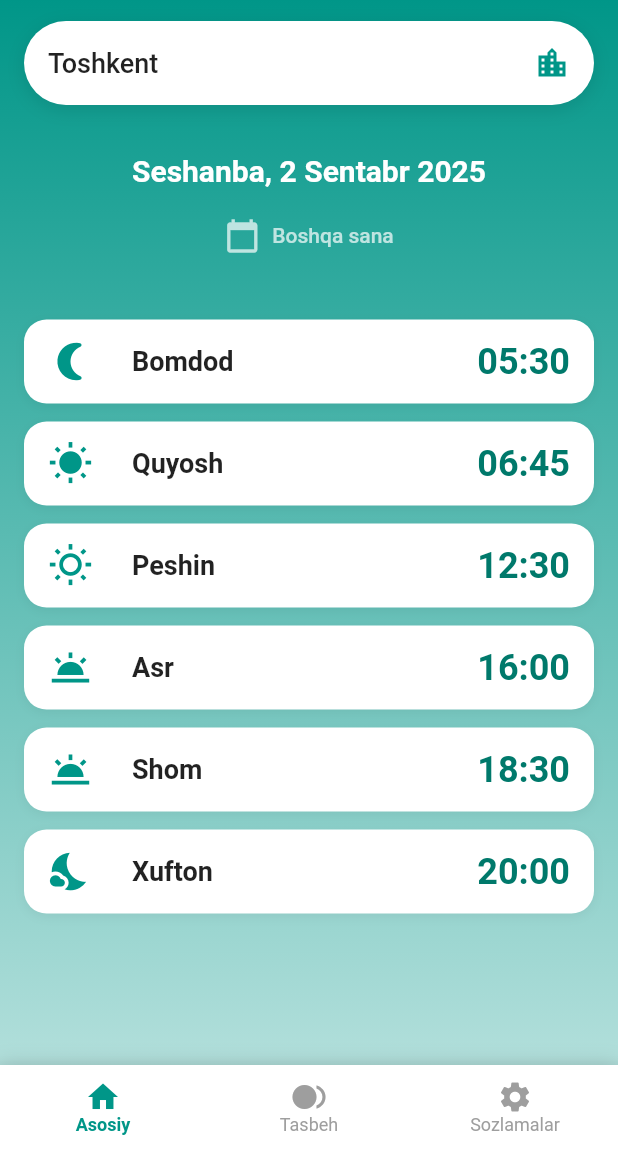
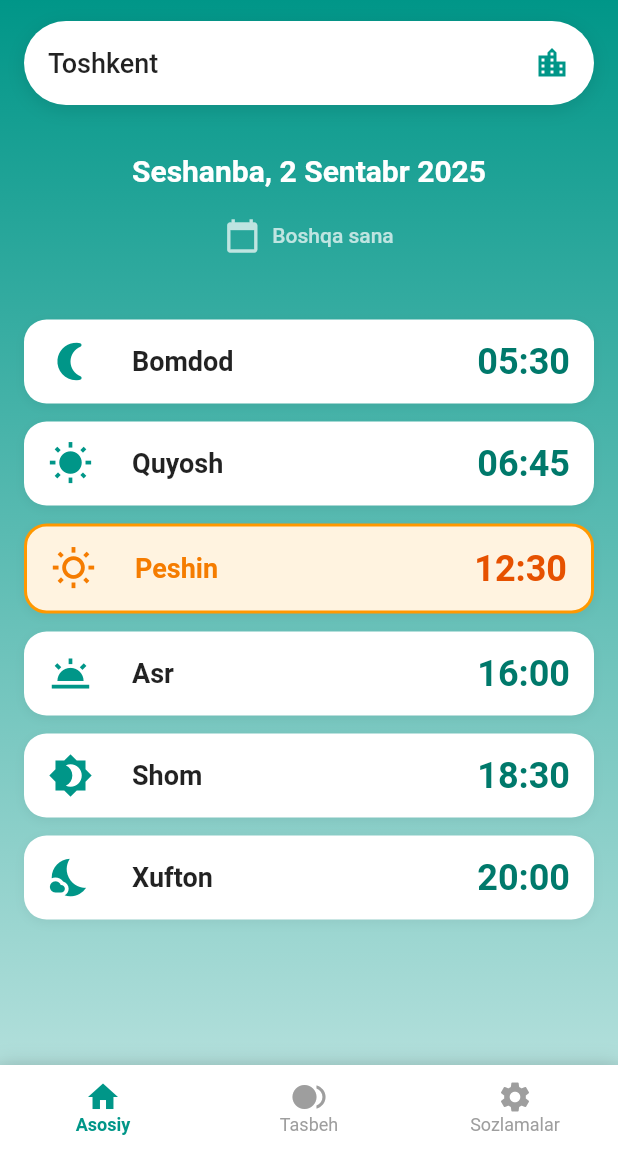
Before and after one commit to Turgunoff/namoz_vaqtlari, a Flutter app: the screen it shows after launch, on a phone screen of 412 x 824 dp, the part 87-1236 px from its top. Run offline on Flutter 3.47's test engine with Material 3 defaults, Android fonts, the phone set to English and light mode, and no system bars; our stand-ins replace shared_preferences; network calls fail.

Commit message:
Update prayer time functionality by adding isNextTime property to PrayerTime model, enhance MainScreen to determine the next prayer time, and improve PrayerTimeCard UI with distinct colors for active and next prayer times. Update contact information in settings screen.

```diff
--- a/lib/models/prayer_models.dart
+++ b/lib/models/prayer_models.dart
@@ -5,8 +5,14 @@ class PrayerTime {
   final String name;
   final String time;
   final bool isActive;
+  final bool isNextTime;
 
-  PrayerTime({required this.name, required this.time, this.isActive = false});
+  PrayerTime({
+    required this.name,
+    required this.time,
+    this.isActive = false,
+    this.isNextTime = false,
+  });
 }
 
 class City {
--- a/lib/screens/main_screen.dart
+++ b/lib/screens/main_screen.dart
@@ -7,7 +7,6 @@ import '../models/prayer_models.dart';
 import '../services/prayer_time_service.dart';
 import '../widgets/prayer_time_card.dart';
 import '../widgets/city_selector.dart';
-import 'tasbeh_screen.dart';
 
 class MainScreen extends StatefulWidget {
   @override
@@ -72,11 +71,16 @@ class _MainScreenState extends State<MainScreen> {
   }
 
   List<PrayerTime> getPrayerTimesList() {
+    final now = DateTime.now();
+    final currentMinutes = now.hour * 60 + now.minute;
+    String? nextPrayerName = _getNextPrayerTime(currentMinutes);
+
     return prayerTimes.entries.map((entry) {
       return PrayerTime(
         name: entry.key,
         time: entry.value,
         isActive: _isActiveTime(entry.value),
+        isNextTime: entry.key == nextPrayerName,
       );
     }).toList();
   }
@@ -93,6 +97,33 @@ class _MainScreenState extends State<MainScreen> {
     } catch (e) {
       return false;
     }
+  }
+
+  String? _getNextPrayerTime(int currentMinutes) {
+    if (currentDate.day != DateTime.now().day) return null;
+
+    // Namoz vaqtlari tartibini belgilash
+    final prayerOrder = ['Bomdod', 'Quyosh', 'Peshin', 'Asr', 'Shom', 'Xufton'];
+
+    // Hozirgi vaqtdan keyingi namoz vaqtini topish
+    for (String prayerName in prayerOrder) {
+      if (prayerTimes.containsKey(prayerName)) {
+        try {
+          final parts = prayerTimes[prayerName]!.split(':');
+          final prayerMinutes = int.parse(parts[0]) * 60 + int.parse(parts[1]);
+
+          // Agar namoz vaqti hozirgi vaqtdan keyin bo'lsa
+          if (prayerMinutes > currentMinutes) {
+            return prayerName;
+          }
+        } catch (e) {
+          continue;
+        }
+      }
+    }
+
+    // Agar bugun barcha namoz vaqtlari o'tib ketgan bo'lsa, ertangi Bomdod
+    return 'Bomdod';
   }
 
   String getFormattedDate() {
--- a/lib/screens/settings_screen.dart
+++ b/lib/screens/settings_screen.dart
@@ -198,7 +198,7 @@ class _SettingsScreenState extends State<SettingsScreen> {
             SizedBox(height: 8),
             Text('Telegram: @afsonamakon'),
             SizedBox(height: 8),
-            Text('Telefon: +998 90 123 45 67'),
+            Text('Telefon: +998 33 593 12 24'),
           ],
         ),
         actions: [
--- a/lib/widgets/prayer_time_card.dart
+++ b/lib/widgets/prayer_time_card.dart
@@ -11,13 +11,50 @@ class PrayerTimeCard extends StatelessWidget {
 
   @override
   Widget build(BuildContext context) {
+    // Keyingi namoz vaqti uchun maxsus ranglar
+    final isNextTime = prayerTime.isNextTime;
+    final isActive = prayerTime.isActive;
+
+    Color backgroundColor;
+    Color borderColor;
+    Color iconColor;
+    Color textColor;
+    Color timeColor;
+    double borderWidth;
+
+    if (isActive) {
+      // Hozirgi faol namoz vaqti
+      backgroundColor = Colors.teal.shade50;
+      borderColor = Colors.teal;
+      iconColor = Colors.teal.shade700;
+      textColor = Colors.teal.shade700;
+      timeColor = Colors.teal.shade900;
+      borderWidth = 2;
+    } else if (isNextTime) {
+      // Keyingi namoz vaqti - oltin rangda
+      backgroundColor = Colors.orange.shade50;
+      borderColor = Colors.orange;
+      iconColor = Colors.orange.shade700;
+      textColor = Colors.orange.shade700;
+      timeColor = Colors.orange.shade900;
+      borderWidth = 2;
+    } else {
+      // Oddiy namoz vaqti
+      backgroundColor = Colors.white;
+      borderColor = Colors.transparent;
+      iconColor = Colors.teal;
+      textColor = Colors.black87;
+      timeColor = Colors.teal.shade700;
+      borderWidth = 0;
+    }
+
     return Container(
       margin: EdgeInsets.only(bottom: 12),
       decoration: BoxDecoration(
-        color: prayerTime.isActive ? Colors.teal.shade50 : Colors.white,
+        color: backgroundColor,
         borderRadius: BorderRadius.circular(15),
-        border: prayerTime.isActive
-            ? Border.all(color: Colors.teal, width: 2)
+        border: borderWidth > 0
+            ? Border.all(color: borderColor, width: borderWidth)
             : null,
         boxShadow: [
           BoxShadow(
@@ -30,7 +67,7 @@ class PrayerTimeCard extends StatelessWidget {
       child: ListTile(
         leading: Icon(
           _getIconForPrayer(prayerTime.name),
-          color: prayerTime.isActive ? Colors.teal.shade700 : Colors.teal,
+          color: iconColor,
           size: 30,
         ),
         title: Text(
@@ -38,7 +75,7 @@ class PrayerTimeCard extends StatelessWidget {
           style: TextStyle(
             fontSize: 18,
             fontWeight: FontWeight.w600,
-            color: prayerTime.isActive ? Colors.teal.shade700 : null,
+            color: textColor,
           ),
         ),
         trailing: Text(
@@ -46,9 +83,7 @@ class PrayerTimeCard extends StatelessWidget {
           style: TextStyle(
             fontSize: 24,
             fontWeight: FontWeight.bold,
-            color: prayerTime.isActive
-                ? Colors.teal.shade900
-                : Colors.teal.shade700,
+            color: timeColor,
           ),
         ),
       ),
@@ -66,7 +101,7 @@ class PrayerTimeCard extends StatelessWidget {
       case 'Asr':
         return Icons.wb_twilight;
       case 'Shom':
-        return Icons.wb_twilight;
+        return Icons.brightness_4;
       case 'Xufton':
         return Icons.nights_stay;
       default:
```
Also changed, not shown: play_store_512.png (added), 21 other files.
